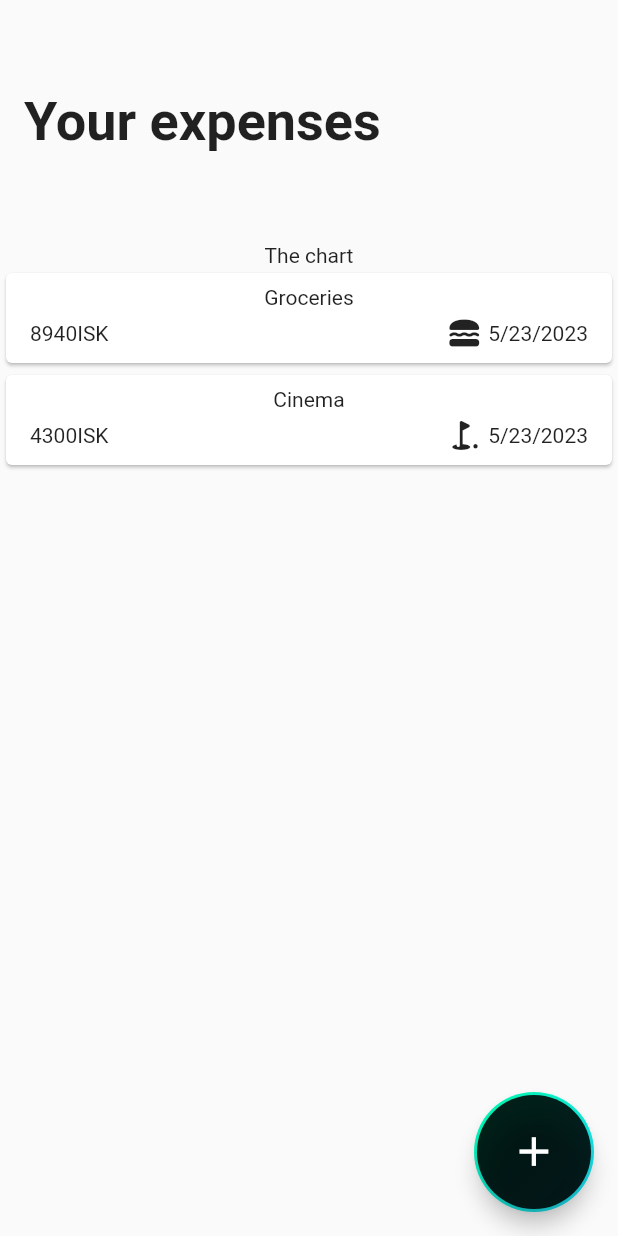
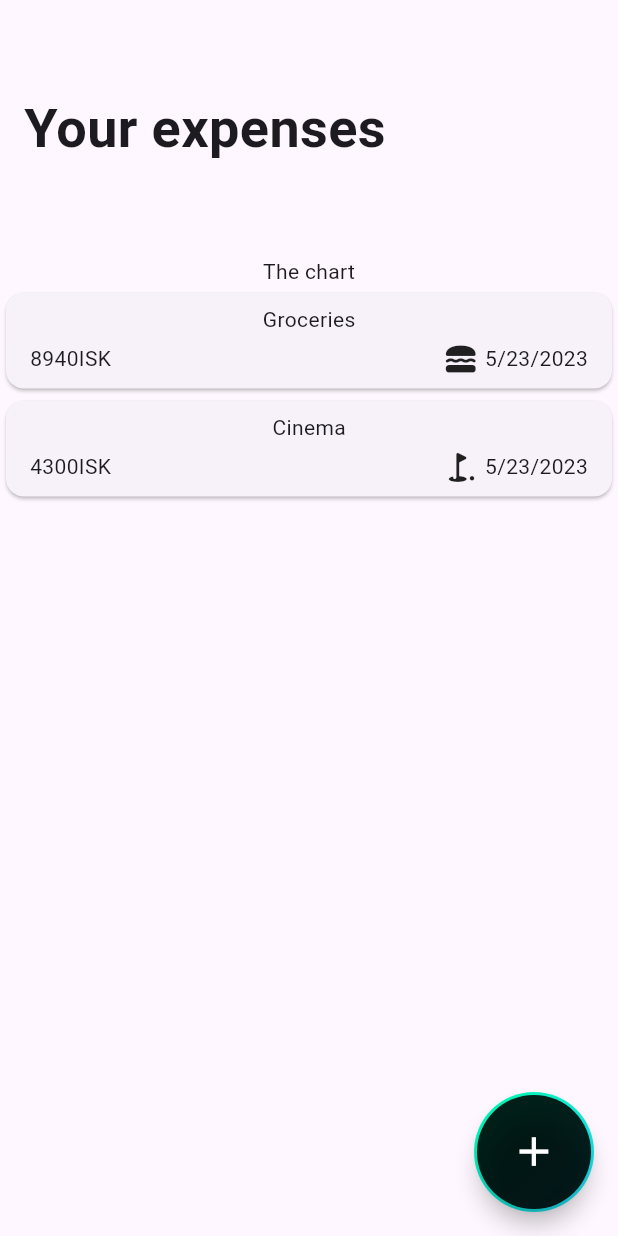
Before and after one commit to c-abbott/big_spender, a Flutter app: the screen it shows after launch, on a phone screen of 412 x 824 dp. Run offline on Flutter 3.47's test engine with Material 2 defaults, Android fonts, the phone set to English and light mode, and no system bars.

Commit message:
Using material design 3 :art:

```diff
--- a/lib/main.dart
+++ b/lib/main.dart
@@ -3,8 +3,9 @@ import 'package:big_spender/widgets/expenses.dart';
 
 void main() {
   runApp(
-    const MaterialApp(
-      home: Expenses(),
+    MaterialApp(
+      theme: ThemeData(useMaterial3: true),
+      home: const Expenses(),
     ),
   );
 }
--- a/lib/widgets/gradient_border_fab.dart
+++ b/lib/widgets/gradient_border_fab.dart
@@ -11,9 +11,9 @@ class GradientBorderFab extends StatelessWidget {
     return Container(
       width: 80,
       height: 80,
-      decoration: BoxDecoration(
-        borderRadius: BorderRadius.circular(50),
-        gradient: const LinearGradient(
+      decoration: const BoxDecoration(
+        shape: BoxShape.circle,
+        gradient: LinearGradient(
           begin: Alignment.topLeft,
           end: Alignment.bottomRight,
           colors: [
@@ -28,7 +28,8 @@ class GradientBorderFab extends StatelessWidget {
           child: FloatingActionButton(
             onPressed: onPressed,
             backgroundColor: Colors.black87,
-            child: const Icon(Icons.add),
+            shape: const CircleBorder(),
+            child: const Icon(Icons.add, color: Colors.white),
           ),
         ),
       ),
```
